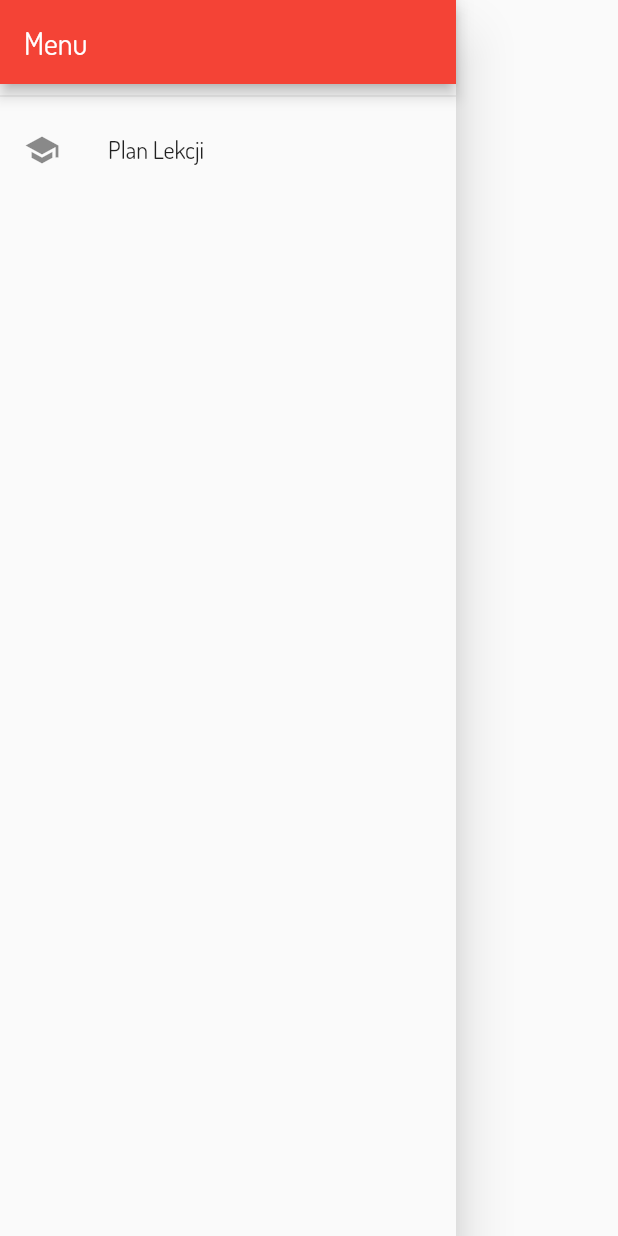
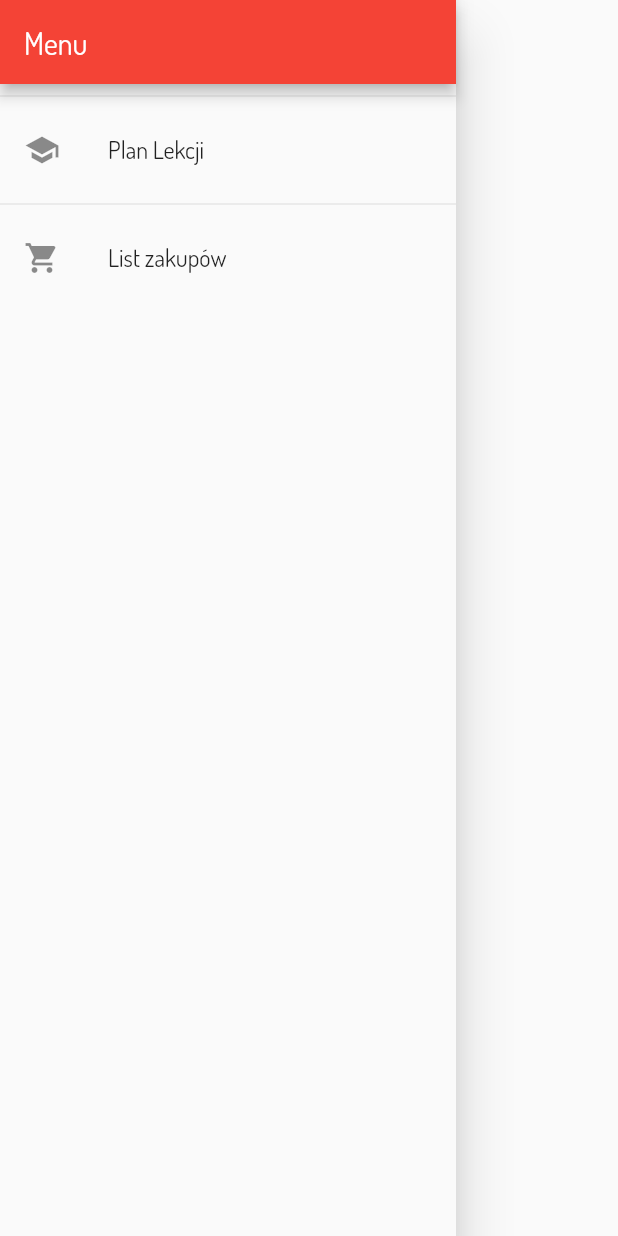
Before and after one commit to ProcnerKacper/All-In-One-App, a Flutter app: the AppDrawer widget shown alone on an empty page, opened directly, on a phone screen of 412 x 824 dp. Run offline on Flutter 3.47's test engine with Material 2 defaults, Android fonts, the phone set to English and light mode, and no system bars; network calls fail.

Commit message:
add shop list screen

```diff
--- a/lib/main.dart
+++ b/lib/main.dart
@@ -4,6 +4,7 @@ import 'package:provider/provider.dart';
 import 'providers/schedule.dart';
 import 'screens/add_schedule_day_screen.dart';
 import 'screens/schedule_screen.dart';
+import 'screens/shop_list_screen.dart';
 
 void main() => runApp(MyApp());
 
@@ -25,6 +26,7 @@ class MyApp extends StatelessWidget {
         home: ScheduleScreen(),
         routes: {
           AddScheduleDayScreen.routeName: (ctx) => AddScheduleDayScreen(),
+          ShopListScreen.routeName: (ctx) => ShopListScreen(),
         },
       ),
     );
--- /dev/null
+++ b/lib/screens/shop_list_screen.dart
@@ -0,0 +1,18 @@
+import 'package:flutter/material.dart';
+import 'package:provider/provider.dart';
+
+import '../widgets/app_drawer.dart';
+
+class ShopListScreen extends StatelessWidget {
+  static const routeName = '/shop-list';
+  @override
+  Widget build(BuildContext context) {
+    return Scaffold(
+      drawer: AppDrawer(),
+      appBar: AppBar(
+        title: const Text('Lista Zakupów'),
+      ),
+      body: Center(child: Text('Lista Zakupów')),
+    );
+  }
+}
--- a/lib/widgets/app_drawer.dart
+++ b/lib/widgets/app_drawer.dart
@@ -1,4 +1,6 @@
 import 'package:flutter/material.dart';
+
+import '../screens/shop_list_screen.dart';
 
 class AppDrawer extends StatelessWidget {
   @override
@@ -16,6 +18,13 @@ class AppDrawer extends StatelessWidget {
             title: const Text('Plan Lekcji'),
             onTap: () => Navigator.of(context).pushReplacementNamed('/'),
           ),
+          Divider(),
+          ListTile(
+            leading: const Icon(Icons.shopping_cart),
+            title: const Text('List zakupów'),
+            onTap: () => Navigator.of(context)
+                .pushReplacementNamed(ShopListScreen.routeName),
+          ),
         ],
       ),
     );
```
